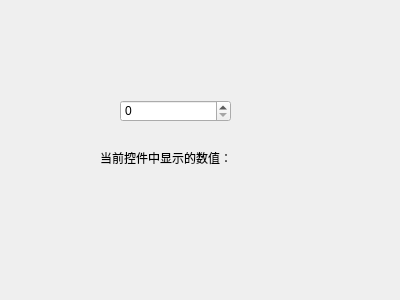
This is ui/demo5.4.ui in Weiwei-Mao/PySide2 as Qt 5 draws it before an edit. The edited form follows.
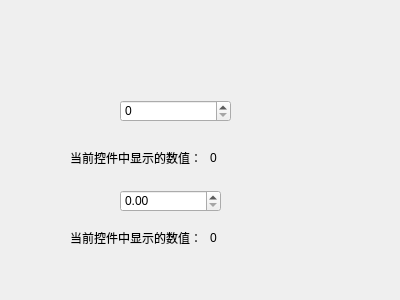
This is the edited form.

Commit message: 第五章第3节，按钮类控件

Diff of the .ui file:
```diff
--- a/ui/demo5.4.ui
+++ b/ui/demo5.4.ui
@@ -29,16 +29,65 @@
   <widget class="QLabel" name="label">
    <property name="geometry">
     <rect>
-     <x>100</x>
+     <x>210</x>
      <y>150</y>
      <width>141</width>
      <height>16</height>
     </rect>
    </property>
    <property name="text">
+    <string>0</string>
+   </property>
+  </widget>
+  <widget class="QLabel" name="label_2">
+   <property name="geometry">
+    <rect>
+     <x>70</x>
+     <y>150</y>
+     <width>141</width>
+     <height>16</height>
+    </rect>
+   </property>
+   <property name="text">
     <string>当前控件中显示的数值：</string>
    </property>
   </widget>
+  <widget class="QDoubleSpinBox" name="doubleSpinBox">
+   <property name="geometry">
+    <rect>
+     <x>120</x>
+     <y>190</y>
+     <width>101</width>
+     <height>22</height>
+    </rect>
+   </property>
+  </widget>
+  <widget class="QLabel" name="label_3">
+   <property name="geometry">
+    <rect>
+     <x>70</x>
+     <y>230</y>
+     <width>141</width>
+     <height>16</height>
+    </rect>
+   </property>
+   <property name="text">
+    <string>当前控件中显示的数值：</string>
+   </property>
+  </widget>
+  <widget class="QLabel" name="label_4">
+   <property name="geometry">
+    <rect>
+     <x>210</x>
+     <y>230</y>
+     <width>141</width>
+     <height>16</height>
+    </rect>
+   </property>
+   <property name="text">
+    <string>0</string>
+   </property>
+  </widget>
  </widget>
  <resources/>
  <connections>
```
Left out of the diff: 18 changed lines with no effect on the pictures. The commit also changes 8 other files.
